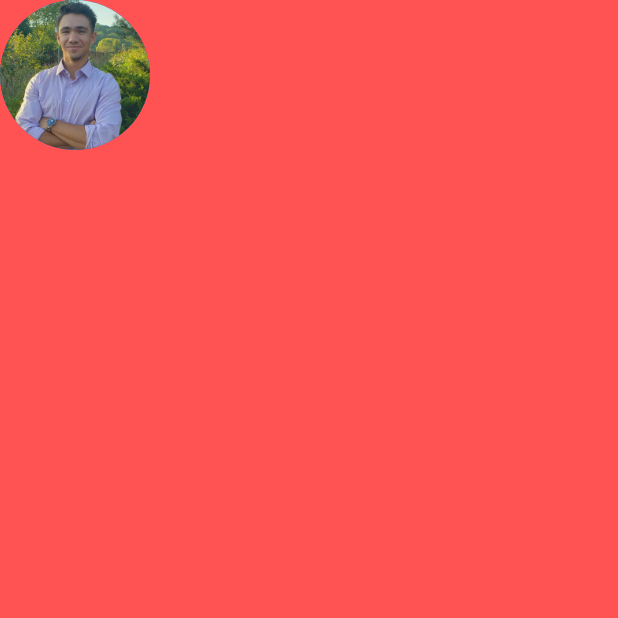
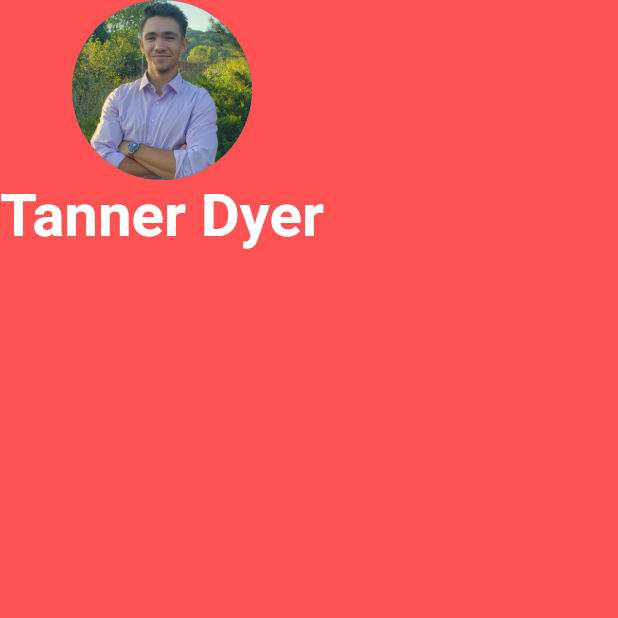
Before and after one commit to tddyer/biz-me, a Flutter app: the screen it shows after launch, on a phone screen of 412 x 824 dp, the top half of it. Run offline on Flutter 3.47's test engine with Material 2 defaults, Android fonts, the phone set to English and light mode, and no system bars.

Commit message:
added name text below circle avatar

```diff
--- a/lib/main.dart
+++ b/lib/main.dart
@@ -14,9 +14,17 @@ class MyApp extends StatelessWidget {
           child: Column(
             children: <Widget>[
               CircleAvatar(
-                radius: 50.0,
+                radius: 60.0,
                 backgroundImage: AssetImage('images/td_headshot.jpg'),
               ),
+              Text(
+                'Tanner Dyer',
+                style: TextStyle(
+                  fontSize: 40.0,
+                  color: Colors.white,
+                  fontWeight: FontWeight.bold
+                ),
+              )
             ],
           ),
         ),
```
